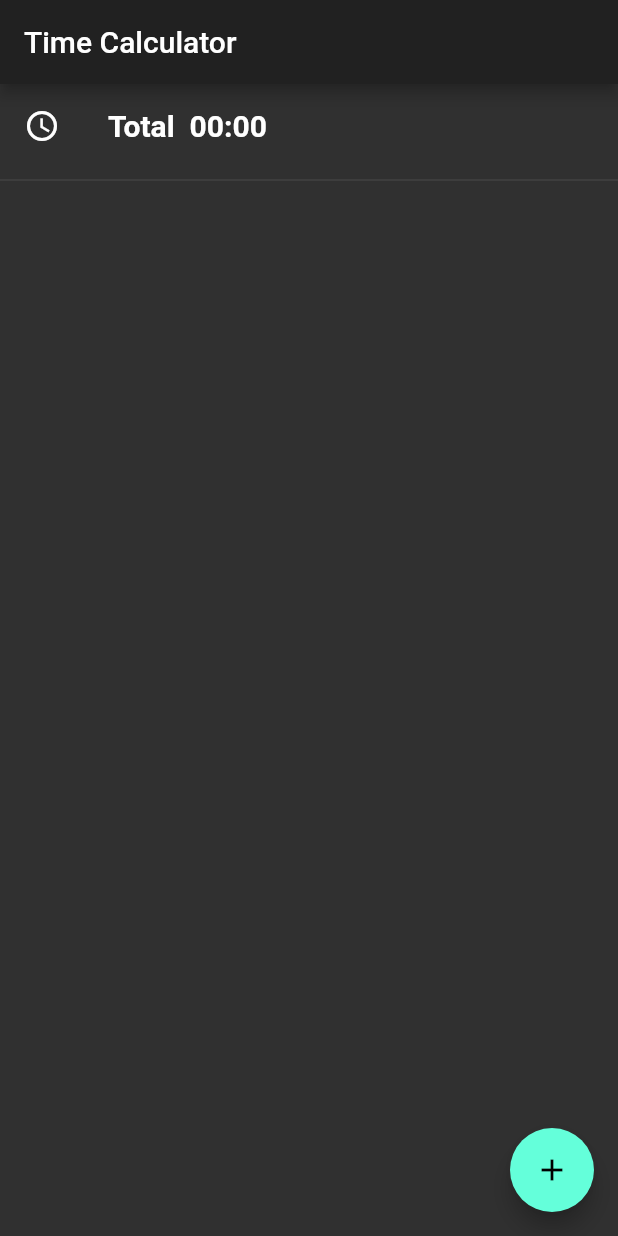
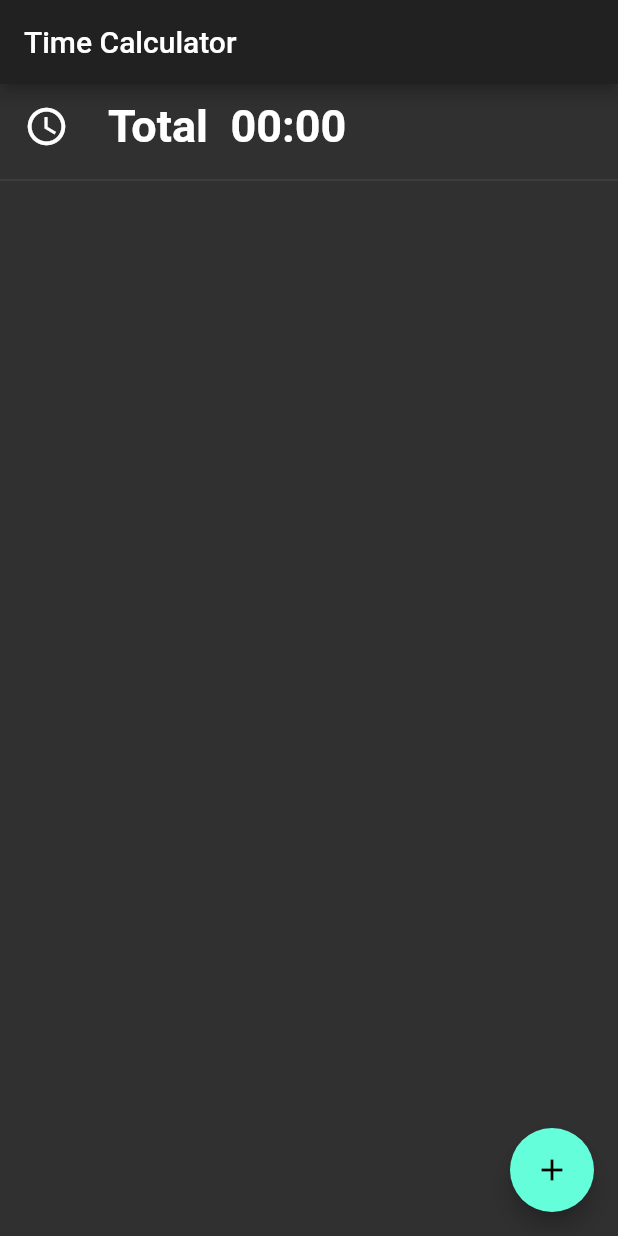
Before and after one commit to carloscasalar/time_calculator, a Flutter app: the screen it shows after launch, on a phone screen of 412 x 824 dp. Run offline on Flutter 3.47's test engine with Material 2 defaults, Android fonts, the phone set to English and light mode, and no system bars; our stand-ins replace flutter_redux, redux.

Commit message:
Increase fonts and center time detail

```diff
--- a/lib/time_detail/time_detail.dart
+++ b/lib/time_detail/time_detail.dart
@@ -12,7 +12,7 @@ class TimeDetail extends StatelessWidget {
   Widget build(BuildContext context) {
     return new ListView.separated(
       shrinkWrap: true,
-      padding: const EdgeInsets.all(8.0),
+      //padding: const EdgeInsets.all(8.0),
       scrollDirection: Axis.vertical,
       separatorBuilder: (BuildContext context, int index) => const Divider(),
       itemCount: model.timeItems.length,
--- a/lib/total_tiime/total_time.dart
+++ b/lib/total_tiime/total_time.dart
@@ -12,11 +12,14 @@ class TotalTime extends StatelessWidget {
   @override
   Widget build(BuildContext context) {
     return new ListTile(
-      leading: Icon(Icons.access_time),
+      leading: Icon(
+        Icons.access_time,
+        size: 30,
+      ),
       title: new Container(
         child: new Text(
           'Total  ${this._calculateTotalTime()}',
-          style: new TextStyle(fontWeight: FontWeight.bold, fontSize: 20.0),
+          style: new TextStyle(fontWeight: FontWeight.bold, fontSize: 30.0),
         ),
       ),
     );
```
Also changed, not shown: lib/time_detail/time_detail_item.dart (+7 -3 lines).
